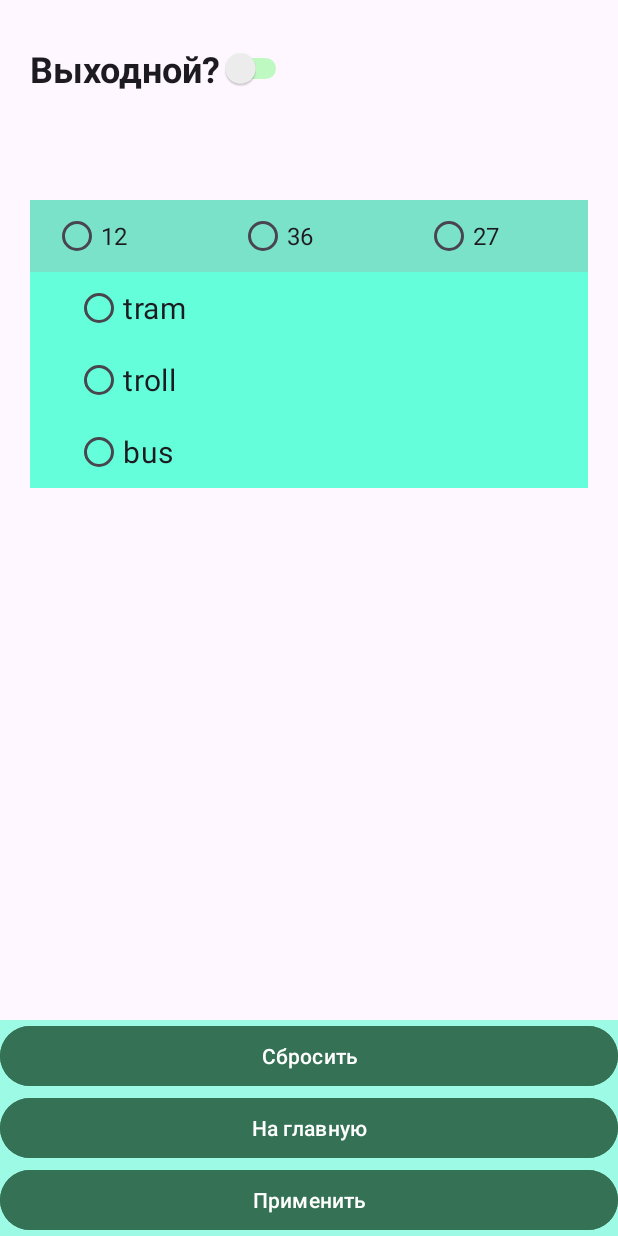
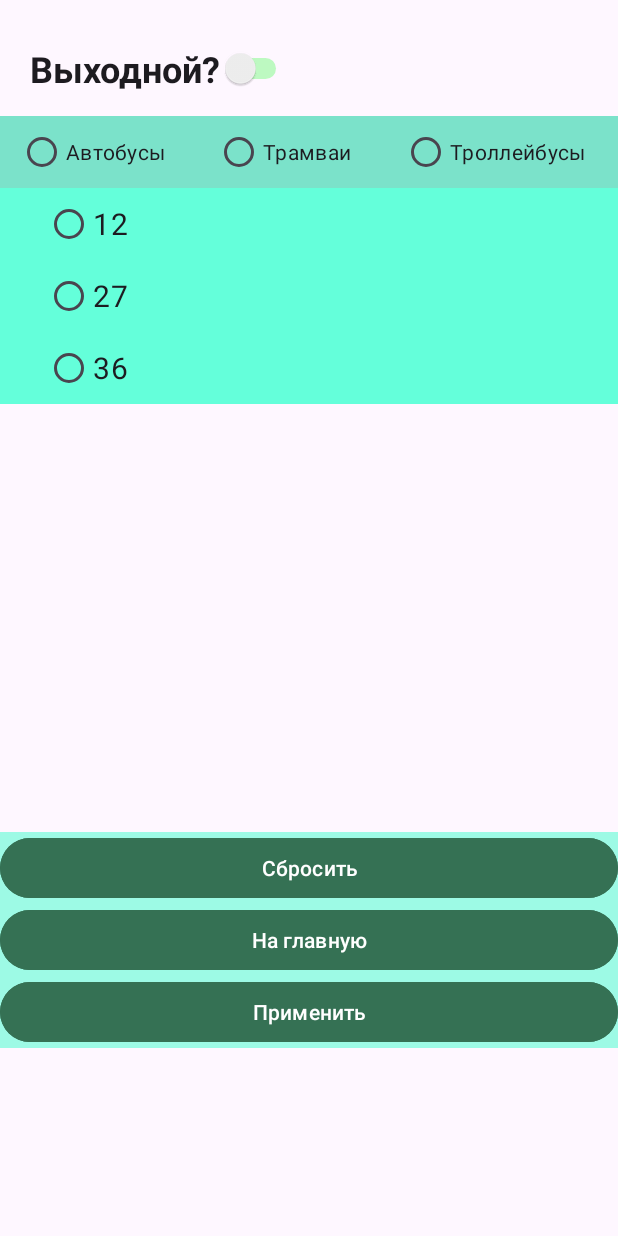
Before and after one commit to Bob-Jacka/AndroidSeeBuses, an Android app: the screen it shows after launch (Settings), after a tap on "Настройки", on a phone screen of 412 x 824 dp. Run offline under Robolectric (Android 15) with nearby library versions, the phone set to English and light mode, and no system bars.

Commit message:
small fix

```diff
--- a/app/src/main/AndroidManifest.xml
+++ b/app/src/main/AndroidManifest.xml
@@ -2,6 +2,8 @@
 <manifest xmlns:android="http://schemas.android.com/apk/res/android"
     xmlns:tools="http://schemas.android.com/tools">
 
+    <uses-permission android:name="android.permission.INTERNET" />
+    <uses-permission android:name="android.permission.ACCESS_NETWORK_STATE"/>
     <application
         android:allowBackup="true"
         android:dataExtractionRules="@xml/data_extraction_rules"
@@ -12,6 +14,9 @@
         android:supportsRtl="true"
         android:theme="@style/Theme.SeeBuses"
         tools:targetApi="31">
+        <activity
+            android:name=".WebBrowser"
+            android:exported="false" />
         <activity
             android:name=".Settings"
             android:exported="false" />
--- a/app/src/main/java/com/example/seebuses/MainActivity.java
+++ b/app/src/main/java/com/example/seebuses/MainActivity.java
@@ -2,54 +2,43 @@ package com.example.seebuses;
 
 import androidx.appcompat.app.AppCompatActivity;
 
-import android.annotation.SuppressLint;
 import android.content.Intent;
-import android.net.Uri;
 import android.os.Bundle;
-import android.util.Log;
 import android.view.View;
-import android.widget.Button;
-import android.widget.CheckBox;
 import android.widget.ImageButton;
-import android.widget.Switch;
 import android.widget.TextView;
-import android.widget.Toast;
 
 
 public class MainActivity extends AppCompatActivity {
 
-    private final String bus36url = "https://igis-transport.ru/izh/citybus/36?";
-    private final String bus12url = "https://igis-transport.ru/izh/citybus/12?";
-    private final String bus27url = "https://igis-transport.ru/izh/citybus/27?";
-    private final String troll14url = "https://igis-transport.ru/izh/trolleybus/14?";
-    private final String troll4url = "https://igis-transport.ru/izh/trolleybus/4?";
     private String transportURI = "https://igis-transport.ru/";
-
-    private Switch isWeekend;
-    private ImageButton bus36;
-    private ImageButton troll14;
+    static boolean globalVisibleState = false;
+    private ImageButton busIB36;
+    private ImageButton trollIB14;
+    private TextView bus36Text;
+    private TextView troll14Text;
 
     @Override
     protected void onCreate(Bundle savedInstanceState) {
         super.onCreate(savedInstanceState);
         setContentView(R.layout.activity_main);
-        isWeekend = findViewById(R.id.checkBox);
-        bus36 = findViewById(R.id.bus36);
-        troll14 = findViewById(R.id.troll14);
-    }
+        busIB36 = findViewById(R.id.busIB36);
+        trollIB14 = findViewById(R.id.trollIB14);
+        bus36Text = findViewById(R.id.bus36);
+        troll14Text = findViewById(R.id.troll14);
 
-    public void applyChanges(View view) {
-        if(isWeekend.isChecked()) {
-            bus36.setVisibility(View.GONE);
-            troll14.setVisibility(View.GONE);
-            Toast.makeText(this, "Apply changes", Toast.LENGTH_LONG).show();
+        if(globalVisibleState) {
+            busIB36.setVisibility(View.GONE);
+            bus36Text.setVisibility(View.GONE);
 
-        } else if ((bus36.getVisibility() == View.GONE && troll14.getVisibility() == View.GONE) && !isWeekend.isChecked()) {
-            bus36.setVisibility(View.VISIBLE);
-            troll14.setVisibility(View.VISIBLE);
+            trollIB14.setVisibility(View.GONE);
+            troll14Text.setVisibility(View.GONE);
+        } else {
+            busIB36.setVisibility(View.VISIBLE);
+            bus36Text.setVisibility(View.VISIBLE);
 
-        } else {
-            Toast.makeText(this, "Is not working", Toast.LENGTH_LONG).show();
+            trollIB14.setVisibility(View.VISIBLE);
+            troll14Text.setVisibility(View.VISIBLE);
         }
     }
 
@@ -58,34 +47,39 @@ public class MainActivity extends AppCompatActivity {
         startActivity(changePage);
     }
 //Ultimate URL
-    public void seeTransport(View view, String transportURI) {
-        Intent openLink = new Intent(Intent.ACTION_VIEW, Uri.parse(transportURI));
-        startActivity(openLink);
-    }
+//    public void seeTransport(View view, String transportURI) {
+//        Intent openLink = new Intent(Intent.ACTION_VIEW, Uri.parse(transportURI));
+//        startActivity(openLink);
+//    }
 //////
     public void seeTransport36(View view) {
-        Uri address = Uri.parse(bus36url);
-        Intent openLink = new Intent(Intent.ACTION_VIEW, address);
-        startActivity(openLink);
+        WebBrowser.TransportURL = "https://igis-transport.ru/izh/citybus/36?";
+        goWebBrowser();
     }
     public void seeTransport12(View view) {
-        Uri address = Uri.parse(bus12url);
-        Intent openLink = new Intent(Intent.ACTION_VIEW, address);
-        startActivity(openLink);
+        WebBrowser.TransportURL = "https://igis-transport.ru/izh/citybus/12?";
+        goWebBrowser();
     }
     public void seeTransport27(View view) {
-        Uri address = Uri.parse(bus27url);
-        Intent openLink = new Intent(Intent.ACTION_VIEW, address);
-        startActivity(openLink);
+        WebBrowser.TransportURL = "https://igis-transport.ru/izh/citybus/27?";
+        goWebBrowser();
     }
     public void seeTransport14(View view) {
-        Uri address = Uri.parse(troll14url);
-        Intent openLink = new Intent(Intent.ACTION_VIEW, address);
-        startActivity(openLink);
+        WebBrowser.TransportURL = "https://igis-transport.ru/izh/trolleybus/14?";
+        goWebBrowser();
     }
     public void seeTransport4(View view) {
-        Uri address = Uri.parse(troll4url);
-        Intent openLink = new Intent(Intent.ACTION_VIEW, address);
-        startActivity(openLink);
+        WebBrowser.TransportURL = "https://igis-transport.ru/izh/trolleybus/4?";
+        goWebBrowser();
     }
+
+    protected void onRestoreInstanceState(Bundle savedInstanceState) {
+        super.onRestoreInstanceState(savedInstanceState);
+    }
+
+    private void goWebBrowser() {
+        Intent goWebBrowser = new Intent(this, WebBrowser.class);
+        startActivity(goWebBrowser);
+    }
+
 }
--- a/app/src/main/java/com/example/seebuses/Settings.java
+++ b/app/src/main/java/com/example/seebuses/Settings.java
@@ -2,33 +2,51 @@ package com.example.seebuses;
 
 import androidx.appcompat.app.AppCompatActivity;
 
+import android.annotation.SuppressLint;
 import android.content.Intent;
 import android.os.Bundle;
 import android.view.View;
 import android.widget.Button;
+import android.widget.ImageButton;
 import android.widget.RadioButton;
-import android.widget.RadioGroup;
 import android.widget.Switch;
+import android.widget.TextView;
 import android.widget.Toast;
 
 
 
 public class Settings extends AppCompatActivity {
-    private Button bus36;
-    private Button troll14;
     private Switch isWeekend;
     private String city;
     private String transport;
+////////////////////////////////
+    private View bus36View;
+    private View troll14View;
+    private ImageButton busIB36;
+    private ImageButton trollIB14;
+    private TextView bus36Text;
+    private TextView troll14Text;
+//    ///////////////////
+    private static final String isTransportGone = "forSaveInstance";
+////////////
     private String transportNumber;
     private String transportURL = "https://igis-transport.ru/";
 
 
+    @SuppressLint("InflateParams")
     @Override
     protected void onCreate(Bundle savedInstanceState) {
         super.onCreate(savedInstanceState);
         setContentView(R.layout.activity_settings);
+        bus36View = getLayoutInflater().inflate(R.layout.activity_main, null);
+        troll14View = getLayoutInflater().inflate(R.layout.activity_main, null);
 
-//        troll14 = findViewById(R.id.troll14);
+        busIB36 = bus36View.findViewById(R.id.busIB36);
+        bus36Text = bus36View.findViewById(R.id.bus36);
+
+        troll14Text = troll14View.findViewById(R.id.troll14);
+        trollIB14 = troll14View.findViewById(R.id.trollIB14);
+
         isWeekend = findViewById(R.id.switchIsWeekend);
     }
 
@@ -39,9 +57,9 @@ public class Settings extends AppCompatActivity {
 
     public void reset(View view) {
        //group1
-        RadioButton rd12 = findViewById(R.id.number12);
-        RadioButton rd36 = findViewById(R.id.number36);
-        RadioButton rd27 = findViewById(R.id.number27);
+        RadioButton rd12 = findViewById(R.id.Buses);
+        RadioButton rd36 = findViewById(R.id.trams);
+        RadioButton rd27 = findViewById(R.id.trolls);
         if(rd12.isChecked()) {
             rd12.setChecked(false);
         }
@@ -64,33 +82,34 @@ public class Settings extends AppCompatActivity {
         if(rdbus.isChecked()) {
             rdbus.setChecked(false);
         }
-
     }
 
-    public void changeCity(String newCity) {
+    private void changeCity(String newCity) {
         this.city = newCity;
     }
 
-    public void changeTransport(String newTransport) {
+    private void changeTransport(String newTransport) {
         this.transport = newTransport;
     }
 
-    public void changeTransportNumber(String newTransportNumber) {
+    private void changeTransportNumber(String newTransportNumber) {
         this.transportNumber = newTransportNumber;
     }
 
-    public void applyChanges(View view) {
+    public boolean applyChanges(View view) {
         if(isWeekend.isChecked()) {
-            bus36.setVisibility(View.INVISIBLE);
-            troll14.setVisibility(View.INVISIBLE);
-            Toast.makeText(this, "Apply changes", Toast.LENGTH_SHORT).show();
 
-        } else if ((bus36.getVisibility() == View.INVISIBLE && troll14.getVisibility() == View.INVISIBLE) && !isWeekend.isChecked()) {
-            bus36.setVisibility(View.VISIBLE);
-            troll14.setVisibility(View.VISIBLE);
+            Toast.makeText(this, "Apply changes", Toast.LENGTH_LONG).show();
+            MainActivity.globalVisibleState = true;
+
+        } else if ((busIB36.getVisibility() == View.GONE && trollIB14.getVisibility() == View.GONE) && !isWeekend.isChecked()) {
+
+            MainActivity.globalVisibleState = false;
 
         } else {
-            Toast.makeText(this, "Is not working", Toast.LENGTH_SHORT).show();
+            Toast.makeText(this, "Changed", Toast.LENGTH_LONG).show();
         }
+        return MainActivity.globalVisibleState;
     }
+
 }
--- a/app/src/main/res/layout/activity_settings.xml
+++ b/app/src/main/res/layout/activity_settings.xml
@@ -7,56 +7,75 @@
     tools:context=".Settings">
 
 
+    <Switch
+        android:id="@+id/switchIsWeekend"
+        android:layout_width="wrap_content"
+        android:layout_height="wrap_content"
+        android:layout_marginStart="20dp"
+        android:layout_marginTop="29dp"
+        android:backgroundTint="@color/busButtonColor"
+        android:capitalize="none"
+        android:checked="false"
+        android:text="@string/switchText"
+        android:textSize="24sp"
+        android:textStyle="bold"
+        android:trackTint="#00FF11"
+        app:layout_constraintBottom_toTopOf="@+id/linearLayout2"
+        app:layout_constraintStart_toStartOf="parent"
+        app:layout_constraintTop_toTopOf="parent" />
+
     <LinearLayout
+        android:id="@+id/linearLayout2"
         android:layout_width="match_parent"
-        android:layout_height="match_parent"
+        android:layout_height="351dp"
+        android:layout_marginTop="15dp"
         android:orientation="vertical"
-        android:paddingHorizontal="30px"
-        android:paddingVertical="200px"
-        app:layout_constraintBottom_toBottomOf="parent"
+        android:paddingHorizontal="0px"
+        android:paddingVertical="0px"
+        app:layout_constraintEnd_toEndOf="parent"
         app:layout_constraintStart_toStartOf="parent"
-        app:layout_constraintTop_toTopOf="parent">
+        app:layout_constraintTop_toBottomOf="@+id/switchIsWeekend">
 
         <RadioGroup
-            android:id="@+id/numbers"
+            android:id="@+id/transport"
             android:layout_width="match_parent"
             android:layout_height="wrap_content"
             android:background="#C454DCBB"
             android:orientation="horizontal">
 
             <RadioButton
-                android:id="@+id/number12"
+                android:id="@+id/Buses"
                 android:layout_width="wrap_content"
                 android:layout_height="wrap_content"
-                android:layout_marginHorizontal="15dp"
+                android:layout_marginHorizontal="12dp"
                 android:layout_weight="1"
                 android:buttonTint="#EEFF41"
-                android:text="12"
-                android:textSize="16sp" />
+                android:text="@string/buses"
+                android:textSize="14sp" />
 
             <RadioButton
-                android:id="@+id/number36"
+                android:id="@+id/trams"
                 android:layout_width="wrap_content"
                 android:layout_height="wrap_content"
-                android:layout_marginHorizontal="15dp"
+                android:layout_marginHorizontal="12dp"
                 android:layout_weight="1"
                 android:buttonTint="#FFFF00"
-                android:text="36"
-                android:textSize="16sp" />
+                android:text="@string/trams"
+                android:textSize="14sp" />
 
             <RadioButton
-                android:id="@+id/number27"
+                android:id="@+id/trolls"
                 android:layout_width="wrap_content"
                 android:layout_height="wrap_content"
-                android:layout_marginHorizontal="15dp"
+                android:layout_marginHorizontal="12dp"
                 android:layout_weight="1"
                 android:buttonTint="#EEFF41"
-                android:text="27"
-                android:textSize="16sp" />
+                android:text="@string/trolls"
+                android:textSize="14sp" />
         </RadioGroup>
 
         <RadioGroup
-            android:id="@+id/transports"
+            android:id="@+id/numbers"
             android:layout_width="match_parent"
             android:layout_height="wrap_content"
             android:background="#64FFDA">
@@ -66,7 +85,7 @@
                 android:layout_width="wrap_content"
                 android:layout_height="wrap_content"
                 android:layout_marginHorizontal="30dp"
-                android:text="tram"
+                android:text="@string/numb12"
                 android:textSize="20sp" />
 
             <RadioButton
@@ -74,7 +93,7 @@
                 android:layout_width="wrap_content"
                 android:layout_height="wrap_content"
                 android:layout_marginHorizontal="30dp"
-                android:text="troll"
+                android:text="@string/numb27"
                 android:textSize="20sp" />
 
             <RadioButton
@@ -82,25 +101,10 @@
                 android:layout_width="wrap_content"
                 android:layout_height="wrap_content"
                 android:layout_marginHorizontal="30dp"
-                android:text="bus"
+                android:text="@string/numb36"
                 android:textSize="20sp" />
         </RadioGroup>
     </LinearLayout>
-
-    <Switch
-        android:id="@+id/switchIsWeekend"
-        android:layout_width="wrap_content"
-        android:layout_height="wrap_content"
-        android:layout_marginStart="20dp"
-        android:layout_marginTop="29dp"
-        android:backgroundTint="@color/busButtonColor"
-        android:checked="false"
-        android:text="@string/switchText"
-        android:textSize="24sp"
-        android:textStyle="bold"
-        android:trackTint="#00FF11"
-        app:layout_constraintStart_toStartOf="parent"
-        app:layout_constraintTop_toTopOf="parent" />
 
     <LinearLayout
         android:id="@+id/footer_Linear_l"
@@ -110,8 +114,9 @@
         android:baselineAligned="true"
         android:orientation="vertical"
         app:layout_constraintBottom_toBottomOf="parent"
+        app:layout_constraintEnd_toEndOf="parent"
         app:layout_constraintStart_toStartOf="parent"
-        app:layout_constraintTop_toBottomOf="@+id/numbers">
+        app:layout_constraintTop_toBottomOf="@+id/linearLayout2">
 
         <Button
             android:id="@+id/Reset"
@@ -127,7 +132,7 @@
             android:layout_height="wrap_content"
             android:backgroundTint="@color/busButtonColor"
             android:onClick="goMain"
-            android:text="На главную" />
+            android:text="@string/goBack" />
 
         <Button
             android:id="@+id/button"
--- a/app/src/main/res/values/strings.xml
+++ b/app/src/main/res/values/strings.xml
@@ -3,23 +3,39 @@
     <string name="TitleText">Buses and Trolls</string>
 
     <string name="bus36">Автобус 36</string>
-    <!--    <string name="url36Bus">Автобус 36</string>-->
 
     <string name="bus12">Автобус 12</string>
-    <!--    <string name="url12Bus">Автобус 12</string>-->
 
     <string name="bus27">Автобус 27</string>
-    <!--    <string name="url27Bus">Автобус 27</string>-->
 
     <string name="troll14">Троллейбус 14</string>
-    <!--    <string name="url14Troll">Троллейбус 14</string>-->
 
     <string name="troll4">Троллейбус 4</string>
-    <!--    <string name="url4Troll">Троллейбус 4</string>-->
+    <!---->
+    <string name="busIB36">bus36</string>
+    <string name="busIB27">bus27</string>
+    <string name="busIB12">bus12</string>
+    <string name="trollIB14">troll14</string>
+    <string name="trollIB4">troll4</string>
+
+    <string name="buses">Автобусы</string>
+    <string name="trolls">Троллейбусы</string>
+    <string name="trams">Трамваи</string>
+
+    <string name="numb14">14</string>
+    <string name="numb36">36</string>
+    <string name="numb4">4</string>
+    <string name="numb12">12</string>
+    <string name="numb27">27</string>
+
 
     <string name="switchText">Выходной?</string>
 
     <string name="footerButtonText">Применить</string>
 
     <string name="settingsName">Настройки</string>
+
+    <string name="goBack">На главную</string>
+
+
 </resources>
```
Also changed, not shown: app/src/main/java/com/example/seebuses/WebBrowser.java (added, +39 -0 lines), app/src/main/res/layout/activity_main.xml (+49 -59 lines), app/src/main/res/layout/activity_web_browser.xml (added, +34 -0 lines).
